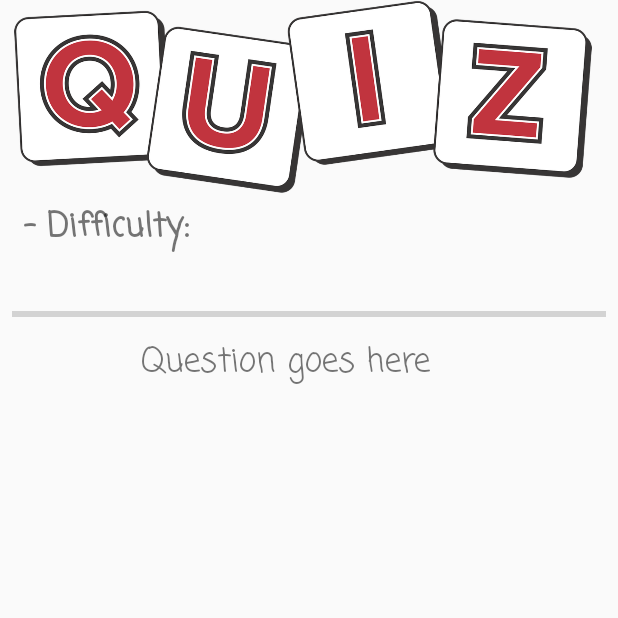
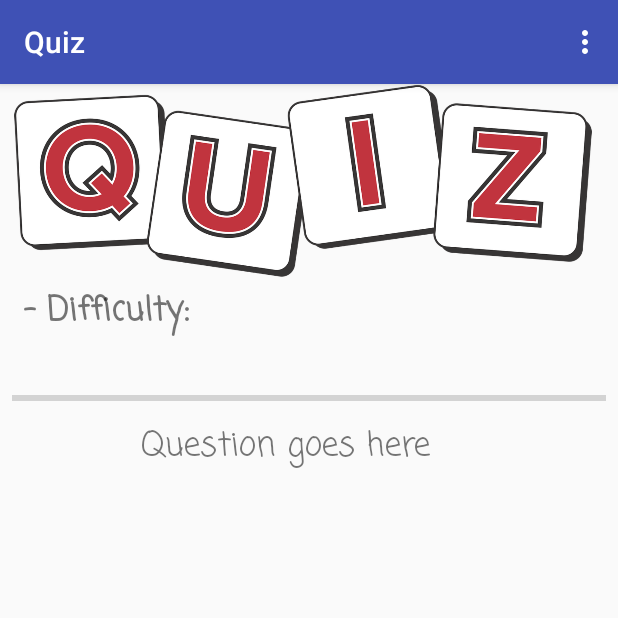
Before and after one commit to bad-gal/Quiz, an Android app: the DetailActivity screen opened directly, with no data from a screen before it, on a phone screen of 412 x 824 dp, the top half of it. Run offline under Robolectric (Android 15) with nearby library versions, the phone set to English and light mode, and no system bars; 7 statements that could not run were skipped.

Commit message:
Create Action Bar Menu
Add menu to all activities. The menu options are About, Exit and History.
History lists the saved completed quizzes taken by the player
Create new activity to display the list of completed quizzes

```diff
--- a/app/build.gradle
+++ b/app/build.gradle
@@ -29,6 +29,7 @@ repositories {
 dependencies {
     compile 'com.google.code.gson:gson:2.8.2'
     compile 'org.apache.commons:commons-text:1.2'
+    compile 'com.android.support:appcompat-v7:26.1.0'
     implementation fileTree(dir: 'libs', include: ['*.jar'])
     implementation"org.jetbrains.kotlin:kotlin-stdlib-jre7:$kotlin_version"
     implementation 'com.android.support:appcompat-v7:26.1.0'
--- a/app/src/main/AndroidManifest.xml
+++ b/app/src/main/AndroidManifest.xml
@@ -19,5 +19,6 @@
         </activity>
         <activity android:name=".DetailActivity">
         </activity>
+        <activity android:name=".SavedQuizzesActivity" />
     </application>
 </manifest>
--- a/app/src/main/java/com/developments/knowledgehut/quiz/detailActivity.kt
+++ b/app/src/main/java/com/developments/knowledgehut/quiz/detailActivity.kt
@@ -6,20 +6,24 @@ import android.graphics.Typeface
 import android.os.Bundle
 import android.support.v7.app.AppCompatActivity
 import android.text.method.ScrollingMovementMethod
+import android.view.Menu
+import android.view.MenuItem
 import android.view.View
 import android.widget.RadioButton
 import com.google.gson.GsonBuilder
 import kotlinx.android.synthetic.main.activity_detail.*
 import java.util.*
 
-//TODO: Include Gson Json converter - DONE
-//TODO: Create object of elements to be included in Json e.g questions etc - DONE
-//TODO: Create database table that will accept the json - DONE
-//TODO: Save user quiz details (json) to database
 //TODO: Write method that allows user to view their past quizzes
 //TODO: Write method that allows user to replay their past quizzes
 
 class DetailActivity: AppCompatActivity() {
+
+    override fun onCreateOptionsMenu(menu: Menu): Boolean {
+        menuInflater.inflate(R.menu.menu_main, menu)
+        return true
+    }
+
     @SuppressLint("SetTextI18n")
     override fun onCreate(savedInstanceState: Bundle?) {
         super.onCreate(savedInstanceState)
@@ -88,6 +92,14 @@ class DetailActivity: AppCompatActivity() {
         }
     }
 
+    override fun onOptionsItemSelected(item: MenuItem): Boolean {
+        val menu = com.developments.knowledgehut.quiz.Menu()
+        menu.menuSelection(this, item, this)
+        return super.onOptionsItemSelected(item)
+    }
+
+
+
     private fun showNextQuestion(questionIndex: Int, questions: List<String>,
                                  buttonlist: MutableList<RadioButton>, choices: Array<List<String>>) {
 
--- /dev/null
+++ b/app/src/main/res/menu/menu_main.xml
@@ -0,0 +1,14 @@
+<menu xmlns:android="http://schemas.android.com/apk/res/android"
+    xmlns:app="http://schemas.android.com/apk/res-auto"
+    xmlns:tools="http://schemas.android.com/tools" tools:context=".MainActivity">
+
+    <item
+        android:id="@+id/about" android:icon="@android:drawable/ic_dialog_info" app:showAsAction="never" android:title="@string/about">
+    </item>
+    <item
+        android:id="@+id/exit"  app:showAsAction="never" android:title="@string/exit">
+    </item>
+    <item
+        android:id="@+id/history"  app:showAsAction="never" android:title="@string/history">
+    </item>
+</menu>
--- a/app/src/main/res/values/strings.xml
+++ b/app/src/main/res/values/strings.xml
@@ -10,4 +10,7 @@
     <string name="index">Index</string>
     <string name="btn_next">Next ></string>
     <string name="btn_results">Get Results!</string>
+    <string name="about">About</string>
+    <string name="exit">Exit</string>
+    <string name="history">History</string>
 </resources>
--- a/app/src/main/res/values/styles.xml
+++ b/app/src/main/res/values/styles.xml
@@ -1,7 +1,7 @@
 <resources>
 
     <!-- Base application theme. -->
-    <style name="AppTheme.NoTitle" parent="Theme.AppCompat.Light.NoActionBar">
+    <style name="AppTheme.NoTitle" parent="Theme.AppCompat.DayNight.DarkActionBar">
         <!-- Customize your theme here. -->
         <item name="colorPrimary">@color/colorPrimary</item>
         <item name="colorPrimaryDark">@color/colorPrimaryDark</item>
```
Also changed, not shown: app/src/main/java/com/developments/knowledgehut/quiz/MainActivity.kt (+14 -0 lines), app/src/main/java/com/developments/knowledgehut/quiz/menu.kt (added, +25 -0 lines), app/src/main/java/com/developments/knowledgehut/quiz/savedQuizzesActivity.kt (added, +49 -0 lines), app/src/main/res/layout/activity_completed_quizzes.xml (added, +30 -0 lines).
